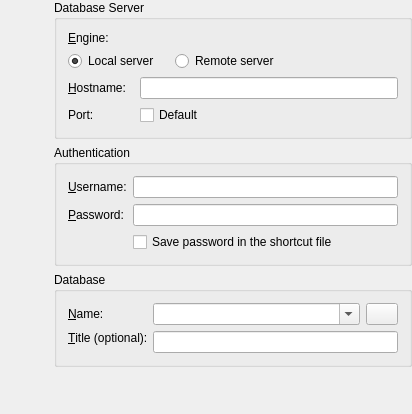
Old version of the form kexi/widget/kexidbconnectionwidget.ui in the repository KDE/calligra.
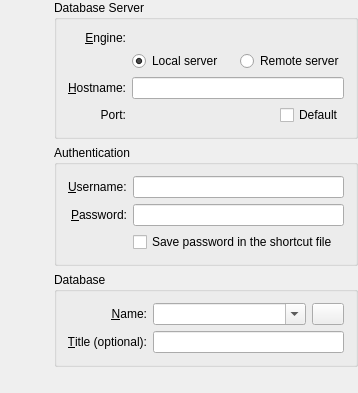
New version of the form. Custom widgets are drawn as their Qt base class.

```diff
--- a/kexi/widget/kexidbconnectionwidget.ui
+++ b/kexi/widget/kexidbconnectionwidget.ui
@@ -1,57 +1,48 @@
 <ui version="4.0" >
  <class>KexiDBConnectionWidget</class>
- <widget class="QWidget" name="KexiDBConnectionWidget" >
-  <property name="geometry" >
+ <widget class="QWidget" name="KexiDBConnectionWidget">
+  <property name="geometry">
    <rect>
     <x>0</x>
     <y>0</y>
-    <width>412</width>
-    <height>414</height>
+    <width>358</width>
+    <height>393</height>
    </rect>
   </property>
-  <layout class="QGridLayout" >
-   <property name="leftMargin" >
+  <layout class="QGridLayout" name="gridLayout1">
+   <property name="margin">
     <number>0</number>
    </property>
-   <property name="topMargin" >
-    <number>0</number>
-   </property>
-   <property name="rightMargin" >
-    <number>0</number>
-   </property>
-   <property name="bottomMargin" >
-    <number>0</number>
-   </property>
-   <item rowspan="3" row="0" column="0" >
-    <layout class="QVBoxLayout" >
+   <item row="0" column="0" rowspan="4">
+    <layout class="QVBoxLayout">
      <item>
-      <widget class="QLabel" name="iconLabel" >
-       <property name="sizePolicy" >
-        <sizepolicy vsizetype="Fixed" hsizetype="Fixed" >
+      <widget class="QLabel" name="iconLabel">
+       <property name="sizePolicy">
+        <sizepolicy hsizetype="Fixed" vsizetype="Fixed">
          <horstretch>0</horstretch>
          <verstretch>0</verstretch>
         </sizepolicy>
        </property>
-       <property name="minimumSize" >
+       <property name="minimumSize">
         <size>
          <width>48</width>
          <height>48</height>
         </size>
        </property>
-       <property name="wordWrap" >
+       <property name="wordWrap">
         <bool>false</bool>
        </property>
       </widget>
      </item>
      <item>
       <spacer>
-       <property name="orientation" >
+       <property name="orientation">
         <enum>Qt::Vertical</enum>
        </property>
-       <property name="sizeType" >
+       <property name="sizeType">
         <enum>QSizePolicy::Expanding</enum>
        </property>
-       <property name="sizeHint" >
+       <property name="sizeHint" stdset="0">
         <size>
          <width>20</width>
          <height>331</height>
@@ -61,15 +52,15 @@
      </item>
     </layout>
    </item>
-   <item row="4" column="1" >
+   <item row="5" column="1">
     <spacer>
-     <property name="orientation" >
+     <property name="orientation">
       <enum>Qt::Vertical</enum>
      </property>
-     <property name="sizeType" >
+     <property name="sizeType">
       <enum>QSizePolicy::Expanding</enum>
      </property>
-     <property name="sizeHint" >
+     <property name="sizeHint" stdset="0">
       <size>
        <width>20</width>
        <height>4</height>
@@ -77,199 +68,60 @@
      </property>
     </spacer>
    </item>
-   <item row="0" column="1" >
-    <widget class="Q3ButtonGroup" name="locationBGrp" >
-     <property name="sizePolicy" >
-      <sizepolicy vsizetype="Maximum" hsizetype="Preferred" >
+   <item row="2" column="1">
+    <widget class="QGroupBox" name="authenticationGBox">
+     <property name="sizePolicy">
+      <sizepolicy hsizetype="Preferred" vsizetype="Maximum">
        <horstretch>0</horstretch>
        <verstretch>0</verstretch>
       </sizepolicy>
      </property>
-     <property name="title" >
-      <string>Database Server</string>
-     </property>
-     <layout class="QGridLayout" >
-      <item row="1" column="5" colspan="2" >
-       <spacer>
-        <property name="orientation" >
-         <enum>Qt::Horizontal</enum>
-        </property>
-        <property name="sizeType" >
-         <enum>QSizePolicy::Expanding</enum>
-        </property>
-        <property name="sizeHint" >
-         <size>
-          <width>41</width>
-          <height>20</height>
-         </size>
-        </property>
-       </spacer>
-      </item>
-      <item row="3" column="4" colspan="2" >
-       <widget class="KIntNumInput" name="customPortEdit" >
-        <property name="minValue" stdset="0" >
-         <number>0</number>
-        </property>
-       </widget>
-      </item>
-      <item row="3" column="0" colspan="2" >
-       <widget class="QLabel" name="portLbl" >
-        <property name="text" >
-         <string>Port:</string>
-        </property>
-        <property name="wordWrap" >
-         <bool>false</bool>
-        </property>
-       </widget>
-      </item>
-      <item row="2" column="2" colspan="5" >
-       <widget class="KLineEdit" name="hostEdit" />
-      </item>
-      <item row="1" column="0" colspan="3" >
-       <widget class="QRadioButton" name="localhostRBtn" >
-        <property name="text" >
-         <string>Local server</string>
-        </property>
-        <property name="shortcut" >
-         <string/>
-        </property>
-        <property name="checked" >
-         <bool>true</bool>
-        </property>
-       </widget>
-      </item>
-      <item row="3" column="6" >
-       <spacer>
-        <property name="orientation" >
-         <enum>Qt::Horizontal</enum>
-        </property>
-        <property name="sizeType" >
-         <enum>QSizePolicy::Expanding</enum>
-        </property>
-        <property name="sizeHint" >
-         <size>
-          <width>90</width>
-          <height>20</height>
-         </size>
-        </property>
-       </spacer>
-      </item>
-      <item row="2" column="0" colspan="2" >
-       <widget class="QLabel" name="hostLbl" >
-        <property name="text" >
-         <string>&amp;Hostname:</string>
-        </property>
-        <property name="wordWrap" >
-         <bool>false</bool>
-        </property>
-        <property name="buddy" >
-         <cstring>hostEdit</cstring>
-        </property>
-       </widget>
-      </item>
-      <item row="3" column="2" colspan="2" >
-       <widget class="QCheckBox" name="chkPortDefault" >
-        <property name="text" >
-         <string comment="port: default" >Default</string>
-        </property>
-        <property name="buttonGroupId" stdset="0" >
-         <number>2</number>
-        </property>
-       </widget>
-      </item>
-      <item row="1" column="3" colspan="2" >
-       <widget class="QRadioButton" name="remotehostRBtn" >
-        <property name="text" >
-         <string>Remote server</string>
-        </property>
-        <property name="buttonGroupId" stdset="0" >
-         <number>1</number>
-        </property>
-       </widget>
-      </item>
-      <item row="0" column="0" >
-       <widget class="QLabel" name="lblEngine" >
-        <property name="focusPolicy" >
-         <enum>Qt::TabFocus</enum>
-        </property>
-        <property name="text" >
-         <string>&amp;Engine:</string>
-        </property>
-        <property name="wordWrap" >
-         <bool>false</bool>
-        </property>
-        <property name="buddy" >
-         <cstring>frmEngine</cstring>
-        </property>
-       </widget>
-      </item>
-      <item row="0" column="1" colspan="6" >
-       <widget class="Q3Frame" name="frmEngine" >
-        <property name="focusPolicy" >
-         <enum>Qt::StrongFocus</enum>
-        </property>
-        <property name="frameShape" >
-         <enum>QFrame::NoFrame</enum>
-        </property>
-        <property name="frameShadow" >
-         <enum>QFrame::Plain</enum>
-        </property>
-       </widget>
-      </item>
-     </layout>
-    </widget>
-   </item>
-   <item row="1" column="1" >
-    <widget class="Q3GroupBox" name="authenticationGBox" >
-     <property name="sizePolicy" >
-      <sizepolicy vsizetype="Maximum" hsizetype="Preferred" >
-       <horstretch>0</horstretch>
-       <verstretch>0</verstretch>
-      </sizepolicy>
-     </property>
-     <property name="title" >
+     <property name="title">
       <string>Authentication</string>
      </property>
-     <layout class="QGridLayout" >
-      <item row="0" column="0" >
-       <widget class="QLabel" name="userLbl" >
-        <property name="text" >
+     <layout class="QGridLayout" name="gridLayout2">
+      <item row="0" column="0">
+       <widget class="QLabel" name="userLbl">
+        <property name="text">
          <string>&amp;Username:</string>
         </property>
-        <property name="wordWrap" >
+        <property name="wordWrap">
          <bool>false</bool>
         </property>
-        <property name="buddy" >
+        <property name="buddy">
          <cstring>userEdit</cstring>
         </property>
        </widget>
       </item>
-      <item row="0" column="1" >
-       <widget class="KLineEdit" name="userEdit" />
+      <item row="0" column="1">
+       <widget class="KLineEdit" name="userEdit"/>
       </item>
-      <item row="1" column="0" >
-       <widget class="QLabel" name="passwordLbl" >
-        <property name="text" >
+      <item row="1" column="0">
+       <widget class="QLabel" name="passwordLbl">
+        <property name="text">
          <string>&amp;Password:</string>
         </property>
-        <property name="wordWrap" >
+        <property name="alignment">
+         <set>Qt::AlignRight|Qt::AlignTrailing|Qt::AlignVCenter</set>
+        </property>
+        <property name="wordWrap">
          <bool>false</bool>
         </property>
-        <property name="buddy" >
+        <property name="buddy">
          <cstring>passwordEdit</cstring>
         </property>
        </widget>
       </item>
-      <item row="1" column="1" >
-       <widget class="KLineEdit" name="passwordEdit" >
-        <property name="echoMode" >
+      <item row="1" column="1">
+       <widget class="KLineEdit" name="passwordEdit">
+        <property name="echoMode">
          <enum>QLineEdit::Password</enum>
         </property>
        </widget>
       </item>
-      <item row="2" column="1" >
-       <widget class="QCheckBox" name="chkSavePassword" >
-        <property name="text" >
+      <item row="2" column="1">
+       <widget class="QCheckBox" name="chkSavePassword">
+        <property name="text">
          <string>Save password in the shortcut file</string>
         </property>
        </widget>
@@ -277,87 +129,90 @@
      </layout>
     </widget>
    </item>
-   <item row="2" column="1" >
-    <widget class="Q3GroupBox" name="dbGroupBox" >
-     <property name="sizePolicy" >
-      <sizepolicy vsizetype="Maximum" hsizetype="Preferred" >
+   <item row="3" column="1">
+    <widget class="QGroupBox" name="dbGroupBox">
+     <property name="sizePolicy">
+      <sizepolicy hsizetype="Preferred" vsizetype="Maximum">
        <horstretch>0</horstretch>
        <verstretch>0</verstretch>
       </sizepolicy>
      </property>
-     <property name="title" >
+     <property name="title">
       <string>Database</string>
      </property>
-     <layout class="QGridLayout" >
-      <item row="0" column="0" >
-       <widget class="QLabel" name="nameLabel" >
-        <property name="text" >
+     <layout class="QGridLayout" name="gridLayout3">
+      <item row="0" column="0">
+       <widget class="QLabel" name="nameLabel">
+        <property name="text">
          <string>&amp;Name:</string>
         </property>
-        <property name="wordWrap" >
+        <property name="alignment">
+         <set>Qt::AlignRight|Qt::AlignTrailing|Qt::AlignVCenter</set>
+        </property>
+        <property name="wordWrap">
          <bool>false</bool>
         </property>
-        <property name="buddy" >
+        <property name="buddy">
          <cstring>nameCombo</cstring>
         </property>
        </widget>
       </item>
-      <item row="1" column="1" colspan="2" >
-       <widget class="KLineEdit" name="titleEdit" />
+      <item row="1" column="1" colspan="2">
+       <widget class="KLineEdit" name="titleEdit"/>
       </item>
-      <item row="1" column="0" >
-       <widget class="QLabel" name="titleLabel" >
-        <property name="text" >
+      <item row="1" column="0">
+       <widget class="QLabel" name="titleLabel">
+        <property name="text">
          <string>&amp;Title (optional):</string>
         </property>
-        <property name="alignment" >
-         <set>Qt::AlignTop</set>
+        <property name="alignment">
+         <set>Qt::AlignRight|Qt::AlignTrailing|Qt::AlignVCenter</set>
         </property>
-        <property name="wordWrap" >
+        <property name="wordWrap">
          <bool>false</bool>
         </property>
-        <property name="buddy" >
+        <property name="buddy">
          <cstring>titleEdit</cstring>
         </property>
        </widget>
       </item>
-      <item row="0" column="2" >
-       <widget class="KPushButton" name="btnLoadDBList" >
-        <property name="sizePolicy" >
-         <sizepolicy vsizetype="Maximum" hsizetype="Fixed" >
+      <item row="0" column="2">
+       <widget class="KPushButton" name="btnLoadDBList">
+        <property name="sizePolicy">
+         <sizepolicy hsizetype="Fixed" vsizetype="Maximum">
           <horstretch>0</horstretch>
           <verstretch>0</verstretch>
          </sizepolicy>
         </property>
-        <property name="maximumSize" >
+        <property name="maximumSize">
          <size>
           <width>32</width>
           <height>32767</height>
          </size>
         </property>
-        <property name="text" >
+        <property name="text">
          <string/>
         </property>
        </widget>
       </item>
-      <item row="0" column="1" >
-       <widget class="KComboBox" name="nameCombo" >
-        <property name="sizePolicy" >
-         <sizepolicy vsizetype="Fixed" hsizetype="Minimum" >
+      <item row="0" column="1">
+       <widget class="KComboBox" name="nameCombo">
+        <property name="sizePolicy">
+         <sizepolicy hsizetype="Minimum" vsizetype="Fixed">
           <horstretch>1</horstretch>
           <verstretch>0</verstretch>
          </sizepolicy>
         </property>
-        <property name="editable" >
+        <property name="editable">
          <bool>true</bool>
         </property>
-        <property name="insertPolicy" >
+        <property name="insertPolicy">
          <enum>QComboBox::InsertAtBottom</enum>
         </property>
-        <property name="autoCompletion" >
+        <property name="autoCompletion">
          <bool>false</bool>
         </property>
-        <property name="trapReturnKey" >
+        <property name="trapReturnKey">
          <bool>false</bool>
         </property>
        </widget>
@@ -365,17 +220,17 @@
      </layout>
     </widget>
    </item>
-   <item row="3" column="0" colspan="2" >
-    <layout class="QHBoxLayout" >
+   <item row="4" column="0" colspan="2">
+    <layout class="QHBoxLayout">
      <item>
       <spacer>
-       <property name="orientation" >
+       <property name="orientation">
         <enum>Qt::Horizontal</enum>
        </property>
-       <property name="sizeType" >
+       <property name="sizeType">
         <enum>QSizePolicy::Expanding</enum>
        </property>
-       <property name="sizeHint" >
+       <property name="sizeHint" stdset="0">
         <size>
          <width>80</width>
          <height>20</height>
@@ -384,49 +239,173 @@
       </spacer>
      </item>
      <item>
-      <widget class="Q3Frame" name="frmBottom" >
-       <property name="frameShape" >
+      <widget class="QFrame" name="frmBottom">
+       <property name="frameShape">
         <enum>QFrame::NoFrame</enum>
        </property>
-       <property name="frameShadow" >
+       <property name="frameShadow">
         <enum>QFrame::Plain</enum>
        </property>
       </widget>
      </item>
     </layout>
    </item>
+   <item row="0" column="1" rowspan="2">
+    <widget class="QGroupBox" name="locationBGrp">
+     <property name="sizePolicy">
+      <sizepolicy hsizetype="Preferred" vsizetype="MinimumExpanding">
+       <horstretch>0</horstretch>
+       <verstretch>0</verstretch>
+      </sizepolicy>
+     </property>
+     <property name="title">
+      <string>Database Server</string>
+     </property>
+     <layout class="QGridLayout" name="gridLayout4">
+      <item row="0" column="0">
+       <widget class="QLabel" name="lblEngine">
+        <property name="focusPolicy">
+         <enum>Qt::TabFocus</enum>
+        </property>
+        <property name="text">
+         <string>&amp;Engine:</string>
+        </property>
+        <property name="alignment">
+         <set>Qt::AlignRight|Qt::AlignTrailing|Qt::AlignVCenter</set>
+        </property>
+        <property name="wordWrap">
+         <bool>false</bool>
+        </property>
+        <property name="buddy">
+         <cstring>frmEngine</cstring>
+        </property>
+       </widget>
+      </item>
+      <item row="0" column="1">
+       <widget class="QFrame" name="frmEngine">
+        <property name="sizePolicy">
+         <sizepolicy hsizetype="Preferred" vsizetype="Preferred">
+          <horstretch>1</horstretch>
+          <verstretch>0</verstretch>
+         </sizepolicy>
+        </property>
+        <property name="focusPolicy">
+         <enum>Qt::StrongFocus</enum>
+        </property>
+        <property name="frameShape">
+         <enum>QFrame::NoFrame</enum>
+        </property>
+        <property name="frameShadow">
+         <enum>QFrame::Plain</enum>
+        </property>
+       </widget>
+      </item>
+      <item row="1" column="1">
+       <layout class="QHBoxLayout" name="horizontalLayout_2">
+        <item>
+         <widget class="QRadioButton" name="localhostRBtn">
+          <property name="text">
+           <string>Local server</string>
+          </property>
+          <property name="shortcut">
+           <string/>
+          </property>
+          <property name="checked">
+           <bool>true</bool>
+          </property>
+         </widget>
+        </item>
+        <item>
+         <widget class="QRadioButton" name="remotehostRBtn">
+          <property name="text">
+           <string>Remote server</string>
+          </property>
+         </widget>
+        </item>
+       </layout>
+      </item>
+      <item row="2" column="0">
+       <widget class="QLabel" name="hostLbl">
+        <property name="text">
+         <string>&amp;Hostname:</string>
+        </property>
+        <property name="alignment">
+         <set>Qt::AlignRight|Qt::AlignTrailing|Qt::AlignVCenter</set>
+        </property>
+        <property name="wordWrap">
+         <bool>false</bool>
+        </property>
+        <property name="buddy">
+         <cstring>hostEdit</cstring>
+        </property>
+       </widget>
+      </item>
+      <item row="2" column="1">
+       <widget class="KLineEdit" name="hostEdit">
+        <property name="sizePolicy">
+         <sizepolicy hsizetype="Minimum" vsizetype="Fixed">
+          <horstretch>0</horstretch>
+          <verstretch>0</verstretch>
+         </sizepolicy>
+        </property>
+       </widget>
+      </item>
+      <item row="3" column="0">
+       <widget class="QLabel" name="portLbl">
+        <property name="text">
+         <string>Port:</string>
+        </property>
+        <property name="alignment">
+         <set>Qt::AlignRight|Qt::AlignTrailing|Qt::AlignVCenter</set>
+        </property>
+        <property name="wordWrap">
+         <bool>false</bool>
+        </property>
+       </widget>
+      </item>
+      <item row="3" column="1">
+       <layout class="QHBoxLayout" name="horizontalLayout">
+        <item>
+         <widget class="KIntNumInput" name="customPortEdit">
+          <property name="minValue" stdset="0">
+           <number>0</number>
+          </property>
+         </widget>
+        </item>
+        <item>
+         <spacer name="horizontalSpacer">
+          <property name="orientation">
+           <enum>Qt::Horizontal</enum>
+          </property>
+          <property name="sizeHint" stdset="0">
+           <size>
+            <width>40</width>
+            <height>20</height>
+           </size>
+          </property>
+         </spacer>
+        </item>
+        <item>
+         <widget class="QCheckBox" name="chkPortDefault">
+          <property name="text">
+           <string comment="port: default">Default</string>
+          </property>
+         </widget>
+        </item>
+       </layout>
+      </item>
+     </layout>
+    </widget>
+   </item>
   </layout>
  </widget>
- <layoutdefault spacing="6" margin="11" />
-  <customwidgets>
-  <customwidget>
-   <class>Q3GroupBox</class>
-   <extends>QGroupBox</extends>
-   <header>Qt3Support/Q3GroupBox</header>
-   <container>1</container>
-  </customwidget>
-  <customwidget>
-   <class>Q3Frame</class>
-   <extends>QFrame</extends>
-   <header>Qt3Support/Q3Frame</header>
-   <container>1</container>
-  </customwidget>
-  <customwidget>
-   <class>Q3ButtonGroup</class>
-   <extends>Q3GroupBox</extends>
-   <header>Qt3Support/Q3ButtonGroup</header>
-   <container>1</container>
-  </customwidget>
+ <layoutdefault spacing="6" margin="11"/>
+ <customwidgets>
   <customwidget>
    <class>KComboBox</class>
    <extends>QComboBox</extends>
    <header>kcombobox.h</header>
   </customwidget>
-  <customwidget>
-   <class>KIntNumInput</class>
-   <extends>QWidget</extends>
-   <header>knuminput.h</header>
-  </customwidget>
   <customwidget>
    <class>KLineEdit</class>
    <extends>QLineEdit</extends>
@@ -437,6 +416,11 @@
    <extends>QPushButton</extends>
    <header>kpushbutton.h</header>
   </customwidget>
+  <customwidget>
+   <class>KIntNumInput</class>
+   <extends>QWidget</extends>
+   <header>knuminput.h</header>
+  </customwidget>
  </customwidgets>
  <tabstops>
   <tabstop>lblEngine</tabstop>
```
Left out of the diff: 14 changed lines with no effect on the pictures.
